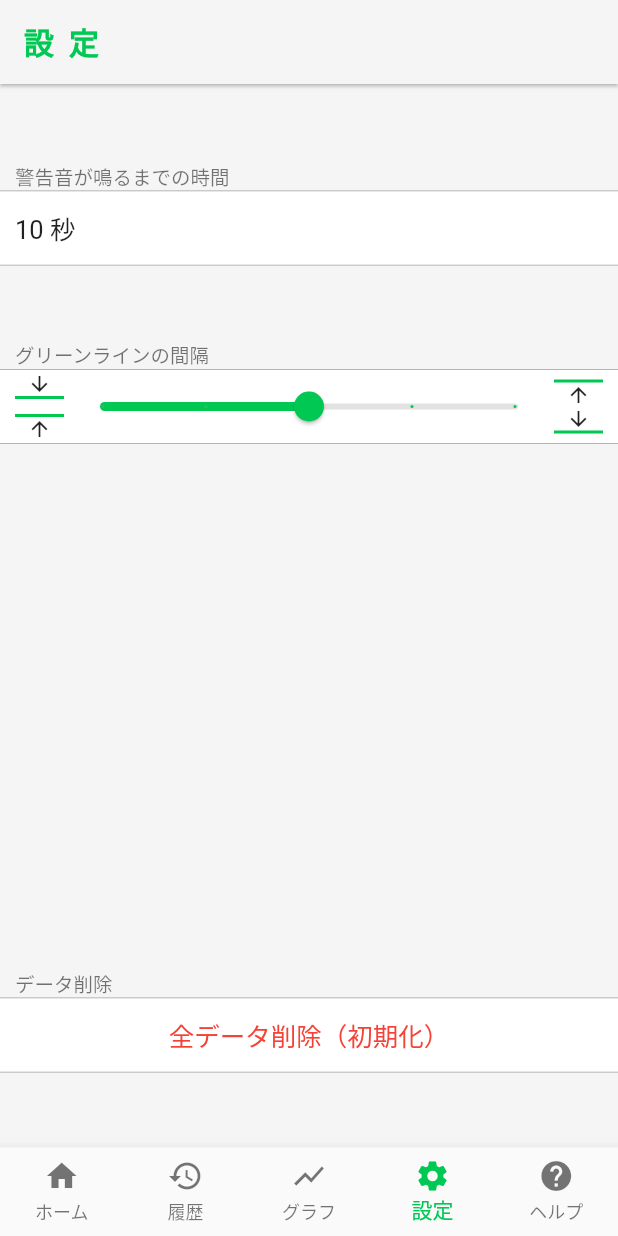
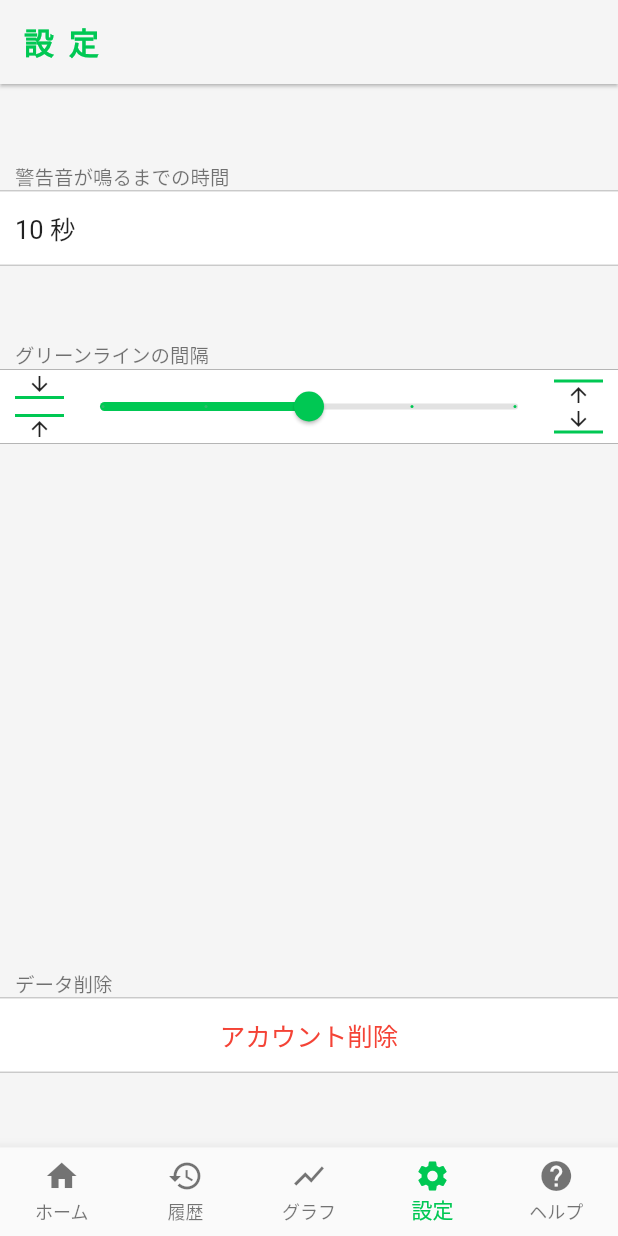
Before and after one commit to is4041/NekozeChecker, a Flutter app: the screen it shows once a user with an empty profile is signed in, item 4 of the bottom bar chosen, scrolled down 155 dp, on a phone screen of 412 x 824 dp. Run offline on Flutter 3.47's test engine with Material 2 defaults, Android fonts, the phone set to English and light mode, and no system bars; our stand-ins replace audioplayers, camera, cloud_firestore, connectivity_plus, firebase_auth, firebase_core and 5 more; missing offline and left inert: google_mlkit_commons, google_mlkit_pose_detection, sign_button, volume_watcher; accounts and stored records are empty; network calls fail.

Commit message:
アカウント削除には最近ログインしている必要があるためエラー時ダイアログで表示されるようにした

```diff
--- a/lib/help/help_page.dart
+++ b/lib/help/help_page.dart
@@ -51,6 +51,10 @@ class HelpPage extends StatelessWidget {
             _Question(
                 question: "ラインカラーが黄色だったときの時間やその時に鳴った警告音の記録はどうなりますか？",
                 answer: "時間は姿勢（良）として記録されますが、警告音は記録されません。"),
+            // _Question(
+            //     question:
+            //         "匿名で認証した(パスワードなしで登録した)アカウントが一定期間経って自動ログアウトされたので再ログインしたいのですが？",
+            //     answer: "匿名で認証したアカウントにはログインに必要なパスワードがないので再ログインは不可となります。"),
             Divider(
               thickness: 5,
             ),
--- a/lib/setting/setting_page.dart
+++ b/lib/setting/setting_page.dart
@@ -618,8 +618,8 @@ class SettingPage extends StatelessWidget {
                                     builder: (BuildContext context) {
                                       return SingleTouchContainer(
                                         child: CupertinoAlertDialog(
-                                          title: Text("全データ削除（初期化）"),
-                                          content: Text("全てのデータが削除されます。"),
+                                          title: Text("アカウント削除"),
+                                          content: Text("アカウントが削除されます。"),
                                           actions: [
                                             TextButton(
                                               child: Text(
@@ -637,7 +637,8 @@ class SettingPage extends StatelessWidget {
                                                       return SingleTouchContainer(
                                                         child:
                                                             CupertinoAlertDialog(
-                                                          title: Text("再確認"),
+                                                                title:
+                                                                    Text("再確認"),
                                                                 content: Text(
                                                                     "本当に削除しますか？"),
                                                                 actions: [
@@ -675,7 +676,7 @@ class SettingPage extends StatelessWidget {
                                                                             actions: [
                                                                               TextButton(
                                                                                 child: Text(
-                                                                                "OK",
+                                                                                  "戻る",
                                                                                 ),
                                                                                 onPressed: () {
                                                                                   Navigator.of(context).pop();
@@ -694,8 +695,8 @@ class SettingPage extends StatelessWidget {
                                                                 },
                                                               ),
                                                               TextButton(
-                                                              child:
-                                                                  Text("キャンセル"),
+                                                                child: Text(
+                                                                    "キャンセル"),
                                                                 onPressed:
                                                                     () async {
                                                                   if (_processing)
@@ -705,8 +706,7 @@ class SettingPage extends StatelessWidget {
                                                                       .pop();
                                                                 },
                                                               )
-                                                          ],
-                                                        ),
+                                                            ]),
                                                       );
                                                     });
 
@@ -726,7 +726,7 @@ class SettingPage extends StatelessWidget {
                               },
                               child: const Center(
                                 child: Text(
-                                  "全データ削除（初期化）",
+                                  "アカウント削除",
                                   style: TextStyle(
                                       fontSize: 17, color: Colors.red),
                                 ),
--- a/lib/signin/signin_page.dart
+++ b/lib/signin/signin_page.dart
@@ -4,6 +4,7 @@ import 'package:firebase_auth/firebase_auth.dart';
 import 'package:flutter/cupertino.dart';
 import 'package:flutter/material.dart';
 import 'package:posture_correction/signin/signin_model.dart';
+import 'package:posture_correction/single_touch_container.dart';
 import 'package:posture_correction/utils.dart';
 import 'package:provider/provider.dart';
 import 'package:sign_button/sign_button.dart';
@@ -165,11 +166,11 @@ class _PageOne extends StatelessWidget {
     return _PageContents(
       size: size,
       image: "images/IMG_0196.JPG",
-      title: "猫背チェッカーへようこそ",
+      title: "ねこぜチェッカーへようこそ",
       description: Column(
         children: [
           Text(
-            "猫背チェッカーはゲームやデスクワーク中の猫背や居眠りを検知すると警告音でお知らせするアプリです。",
+            "ねこぜチェッカーはゲームやデスクワーク中の猫背や居眠りを検知すると警告音でお知らせするアプリです。",
             style: TextStyle(fontSize: 16),
           ),
           SizedBox(
@@ -364,7 +365,8 @@ class _PageSix extends StatelessWidget {
 
   @override
   Widget build(BuildContext context) {
-    return Column(
+    return SingleTouchContainer(
+      child: Column(
         children: [
           Stack(
             children: [
@@ -518,6 +520,7 @@ class _PageSix extends StatelessWidget {
                 model.endLoading();
               }),
         ],
+      ),
     );
   }
 }
```
Also changed, not shown: lib/setting/setting_model.dart (+7 -14 lines). Lines whose indentation alone changed are shown as unchanged.
